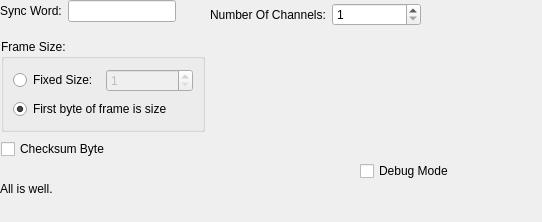
Before: the Qt Designer form src/framedreadersettings.ui in AlexanderAmelkin/SerialPlot, drawn with Qt 5.
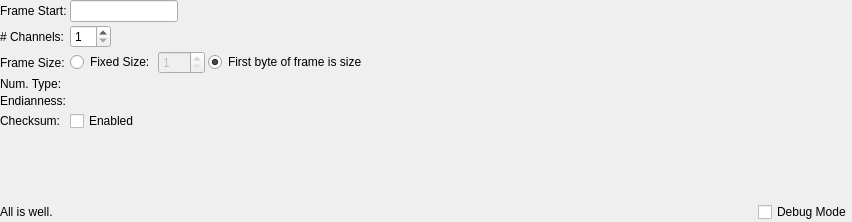
After: the same form once the commit is applied. Custom widgets are drawn as their Qt base class.

```diff
--- a/src/framedreadersettings.ui
+++ b/src/framedreadersettings.ui
@@ -6,51 +6,45 @@
    <rect>
     <x>0</x>
     <y>0</y>
-    <width>542</width>
+    <width>852</width>
     <height>222</height>
    </rect>
   </property>
   <property name="windowTitle">
    <string>Form</string>
   </property>
-  <widget class="NumberFormatBox" name="nfBox" native="true">
-   <property name="geometry">
-    <rect>
-     <x>210</x>
-     <y>40</y>
-     <width>141</width>
-     <height>141</height>
-    </rect>
+  <layout class="QVBoxLayout" name="verticalLayout">
+   <property name="spacing">
+    <number>3</number>
    </property>
-  </widget>
-  <widget class="EndiannessBox" name="endiBox" native="true">
-   <property name="geometry">
-    <rect>
-     <x>360</x>
-     <y>40</y>
-     <width>120</width>
-     <height>80</height>
-    </rect>
+   <property name="leftMargin">
+    <number>0</number>
    </property>
-  </widget>
-  <widget class="QWidget" name="layoutWidget">
-   <property name="geometry">
-    <rect>
-     <x>210</x>
-     <y>0</y>
-     <width>211</width>
-     <height>29</height>
-    </rect>
+   <property name="topMargin">
+    <number>0</number>
    </property>
-   <layout class="QHBoxLayout" name="horizontalLayout_3">
+   <property name="rightMargin">
+    <number>0</number>
+   </property>
+   <property name="bottomMargin">
+    <number>0</number>
+   </property>
     <item>
+    <layout class="QFormLayout" name="formLayout">
+     <property name="fieldGrowthPolicy">
+      <enum>QFormLayout::FieldsStayAtSizeHint</enum>
+     </property>
+     <item row="0" column="1">
+      <widget class="CommandEdit" name="leSyncWord"/>
+     </item>
+     <item row="1" column="0">
      <widget class="QLabel" name="label_2">
       <property name="text">
-       <string>Number Of Channels:</string>
+        <string># Channels:</string>
       </property>
      </widget>
     </item>
-    <item>
+     <item row="1" column="1">
      <widget class="QSpinBox" name="spNumOfChannels">
       <property name="minimum">
        <number>1</number>
@@ -60,51 +54,14 @@
       </property>
      </widget>
     </item>
-   </layout>
-  </widget>
-  <widget class="QLabel" name="lMessage">
-   <property name="geometry">
-    <rect>
-     <x>0</x>
-     <y>180</y>
-     <width>471</width>
-     <height>17</height>
-    </rect>
-   </property>
+     <item row="2" column="0">
+      <widget class="QLabel" name="label_3">
    <property name="text">
-    <string>All is well.</string>
-   </property>
-  </widget>
-  <widget class="QCheckBox" name="cbDebugMode">
-   <property name="geometry">
-    <rect>
-     <x>360</x>
-     <y>160</y>
-     <width>111</width>
-     <height>22</height>
-    </rect>
-   </property>
-   <property name="toolTip">
-    <string>Enable printing of extra log messages that can be useful for debugging</string>
-   </property>
-   <property name="text">
-    <string>Debug Mode</string>
-   </property>
-  </widget>
-  <widget class="QGroupBox" name="groupBox">
-   <property name="geometry">
-    <rect>
-     <x>1</x>
-     <y>39</y>
-     <width>204</width>
-     <height>93</height>
-    </rect>
-   </property>
-   <property name="title">
     <string>Frame Size:</string>
    </property>
-   <layout class="QVBoxLayout" name="verticalLayout">
-    <item>
+      </widget>
+     </item>
+     <item row="2" column="1">
      <layout class="QHBoxLayout" name="horizontalLayout">
       <item>
        <widget class="QRadioButton" name="rbFixedSize">
@@ -126,8 +83,6 @@
         </property>
        </widget>
       </item>
-     </layout>
-    </item>
     <item>
      <widget class="QRadioButton" name="rbSizeByte">
       <property name="text">
@@ -139,34 +94,98 @@
      </widget>
     </item>
    </layout>
-  </widget>
-  <widget class="QWidget" name="">
-   <layout class="QHBoxLayout" name="horizontalLayout_2">
-    <item>
-     <widget class="QLabel" name="label">
+     </item>
+     <item row="3" column="0">
+      <widget class="QLabel" name="label_4">
+       <property name="text">
+        <string>Num. Type:</string>
+       </property>
+      </widget>
+     </item>
+     <item row="3" column="1">
+      <widget class="NumberFormatBox" name="nfBox" native="true">
+       <property name="sizePolicy">
+        <sizepolicy hsizetype="Preferred" vsizetype="Preferred">
+         <horstretch>0</horstretch>
+         <verstretch>0</verstretch>
+        </sizepolicy>
+       </property>
+      </widget>
+     </item>
+     <item row="4" column="0">
+      <widget class="QLabel" name="label_5">
       <property name="text">
-       <string>Sync Word:</string>
+        <string>Endianness:</string>
       </property>
      </widget>
     </item>
-    <item>
-     <widget class="CommandEdit" name="leSyncWord"/>
-    </item>
-   </layout>
-  </widget>
+     <item row="4" column="1">
+      <widget class="EndiannessBox" name="endiBox" native="true"/>
+     </item>
+     <item row="5" column="0">
+      <widget class="QLabel" name="label_6">
+       <property name="text">
+        <string>Checksum:</string>
+       </property>
+      </widget>
+     </item>
+     <item row="5" column="1">
   <widget class="QCheckBox" name="cbChecksum">
-   <property name="geometry">
-    <rect>
-     <x>1</x>
-     <y>138</y>
-     <width>123</width>
-     <height>22</height>
-    </rect>
-   </property>
+       <property name="text">
+        <string>Enabled</string>
+       </property>
+      </widget>
+     </item>
+     <item row="0" column="0">
+      <widget class="QLabel" name="label">
    <property name="text">
-    <string>Checksum Byte</string>
-   </property>
-  </widget>
+        <string>Frame Start:</string>
+       </property>
+      </widget>
+     </item>
+    </layout>
+   </item>
+   <item>
+    <spacer name="verticalSpacer">
+     <property name="orientation">
+      <enum>Qt::Vertical</enum>
+     </property>
+     <property name="sizeHint" stdset="0">
+      <size>
+       <width>20</width>
+       <height>1</height>
+      </size>
+     </property>
+    </spacer>
+   </item>
+   <item>
+    <layout class="QHBoxLayout" name="horizontalLayout_4">
+     <item>
+      <widget class="QLabel" name="lMessage">
+       <property name="sizePolicy">
+        <sizepolicy hsizetype="MinimumExpanding" vsizetype="Preferred">
+         <horstretch>0</horstretch>
+         <verstretch>0</verstretch>
+        </sizepolicy>
+       </property>
+       <property name="text">
+        <string>All is well.</string>
+       </property>
+      </widget>
+     </item>
+     <item>
+      <widget class="QCheckBox" name="cbDebugMode">
+       <property name="toolTip">
+        <string>Enable printing of extra log messages that can be useful for debugging</string>
+       </property>
+       <property name="text">
+        <string>Debug Mode</string>
+       </property>
+      </widget>
+     </item>
+    </layout>
+   </item>
+  </layout>
  </widget>
  <customwidgets>
   <customwidget>
```
Lines whose indentation alone changed are shown as unchanged.
